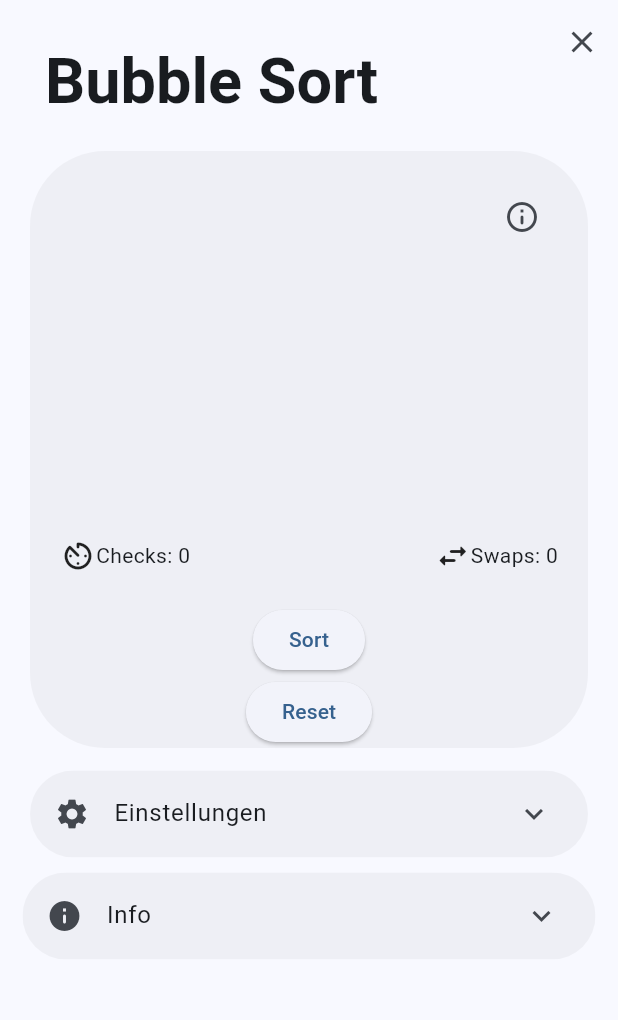
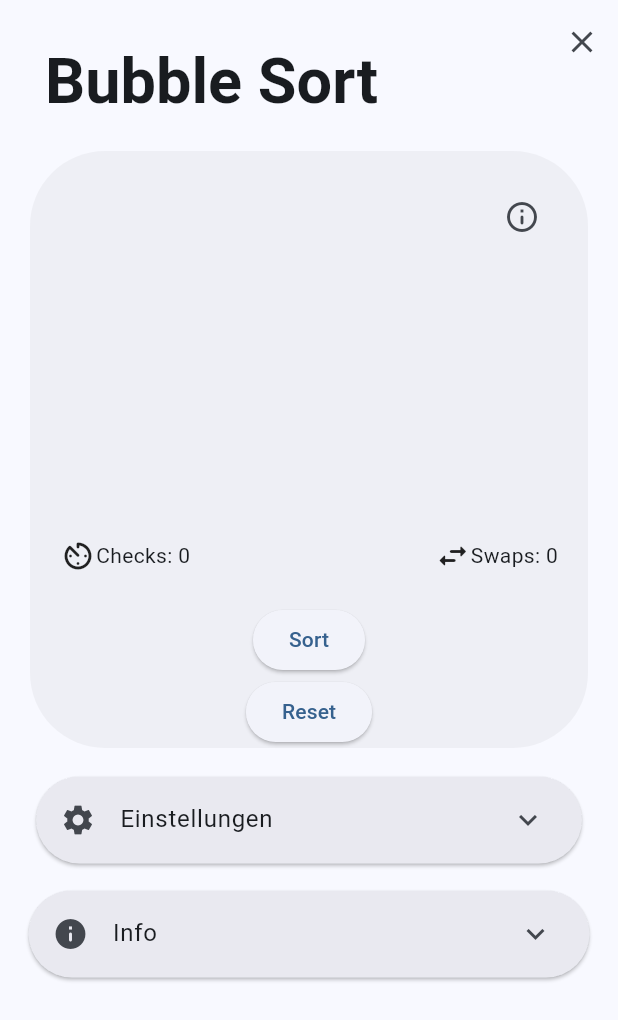
Before and after one commit to lelehier/sort-demo, a Flutter app: the BubbleSortScreen screen opened directly, on a phone screen of 412 x 824 dp. Shown: the top 1020 px of the screen. Run offline on Flutter 3.47's test engine with Material 2 defaults, Android fonts, the phone set to English and light mode, and no system bars; drawn by our look-alikes of dynamic_color; generated files the repository leaves out were written again.

Commit message:
fixed hover+splash shape; small color schanges

```diff
--- a/lib/widgets/tile.dart
+++ b/lib/widgets/tile.dart
@@ -9,13 +9,15 @@ class Tile extends StatelessWidget {
 
   @override
   Widget build(BuildContext context) {
-    return Theme(
-      data: Theme.of(context).copyWith(dividerColor: Colors.transparent),
-      child: ClipRRect(
+    return Card(
+      clipBehavior: Clip.hardEdge,
+      shape: RoundedRectangleBorder(
         borderRadius: BorderRadius.circular(30.0),
+      ),
+      child: Theme(
+        data: Theme.of(context).copyWith(dividerColor: Colors.transparent),
         child: ExpansionTile(
           collapsedBackgroundColor: Theme.of(context).hoverColor,
-          backgroundColor: Theme.of(context).hoverColor,
           title: Text(title),
           leading: lead,
           childrenPadding: EdgeInsets.all(10),
```
